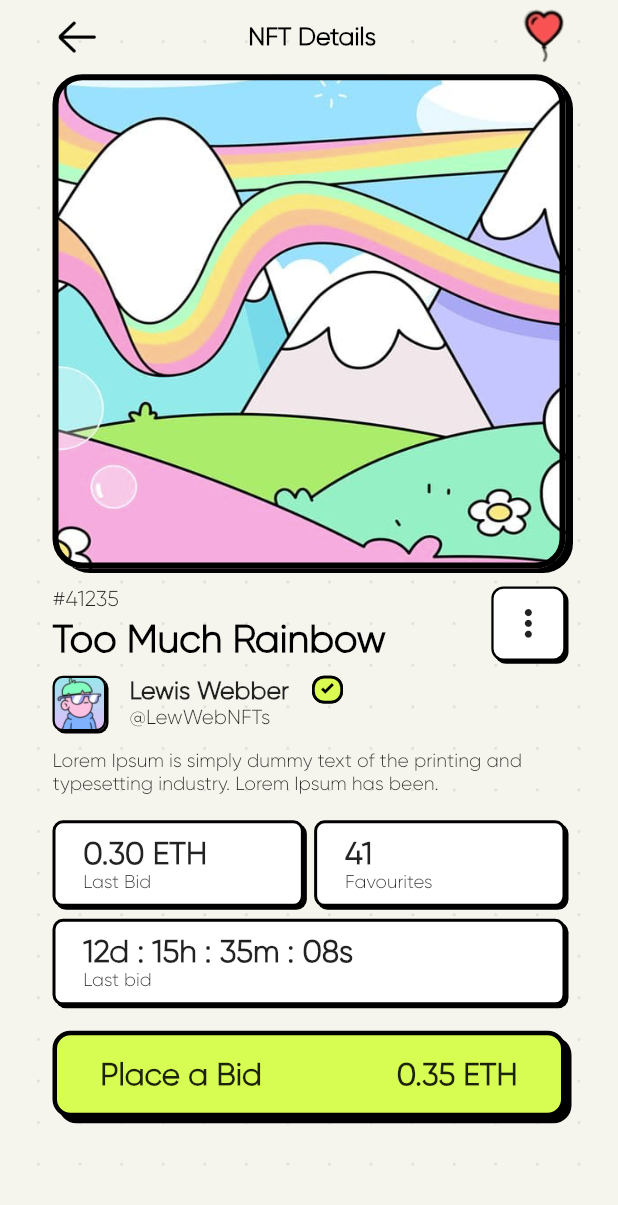
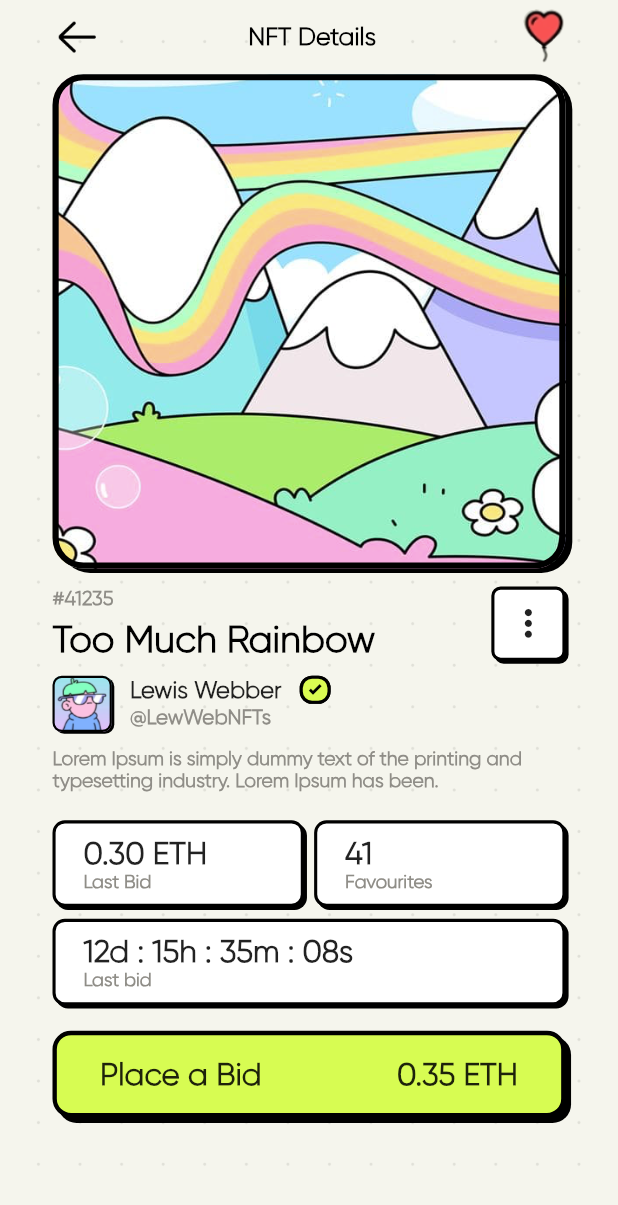
Before and after one commit to oberdancunha/flutter-neubrutalism-nft-marketplace, a Flutter app: the screen it shows after launch, on a phone screen of 412 x 824 dp. Shown: the top 1205 px of the screen. Run offline on Flutter 3.47's test engine with Material 2 defaults, Android fonts, the phone set to English and light mode, and no system bars; project files that could hold a hidden picture were left out.

Commit message:
Update measurements of project components.

```diff
--- a/lib/components/bid/bid_button_widget.dart
+++ b/lib/components/bid/bid_button_widget.dart
@@ -14,9 +14,12 @@ class BidButtonwidget extends StatelessWidget {
   Widget build(BuildContext context) => UIContainer(
         height: MediaQuery.sizeOf(context).height * 0.07,
         width: width,
-        radius: 12,
-        borderWidth: 3,
-        shadow: const Offset(4, 4),
+        radius: MediaQuery.sizeOf(context).width * 0.03,
+        borderWidth: MediaQuery.sizeOf(context).width * 0.007,
+        shadow: Offset(
+          MediaQuery.sizeOf(context).width * 0.009,
+          MediaQuery.sizeOf(context).width * 0.009,
+        ),
         backgroundColor: const Color(0XFFD7FC52),
         child: Padding(
           padding: EdgeInsets.symmetric(
--- a/lib/components/bid/bid_data_widget.dart
+++ b/lib/components/bid/bid_data_widget.dart
@@ -18,9 +18,12 @@ class BidDataWidget extends StatelessWidget {
   Widget build(BuildContext context) => UIContainer(
         height: MediaQuery.sizeOf(context).height * 0.07,
         width: width,
-        radius: 7,
-        borderWidth: 2,
-        shadow: const Offset(2, 2),
+        radius: MediaQuery.sizeOf(context).width * 0.02,
+        borderWidth: MediaQuery.sizeOf(context).width * 0.005,
+        shadow: Offset(
+          MediaQuery.sizeOf(context).width * 0.005,
+          MediaQuery.sizeOf(context).width * 0.005,
+        ),
         child: Padding(
           padding: EdgeInsets.only(
             left: MediaQuery.sizeOf(context).width * 0.045,
@@ -38,10 +41,9 @@ class BidDataWidget extends StatelessWidget {
               ),
               Text(
                 label,
-                style: TextStyle(
-                  fontSize: MediaQuery.sizeOf(context).width * 0.03,
-                  color: Theme.of(context).textTheme.displaySmall!.backgroundColor,
-                ),
+                style: Theme.of(context).textTheme.displaySmall!.copyWith(
+                      fontSize: MediaQuery.sizeOf(context).width * 0.03,
+                    ),
               ),
             ],
           ),
--- a/lib/components/button_options_widget.dart
+++ b/lib/components/image/button_options_widget.dart
@@ -1,6 +1,6 @@
 import 'package:flutter/material.dart';
 
-import '../ui_widgets/ui_container.dart';
+import '../../ui_widgets/ui_container.dart';
 
 class ButtonOptionsWidget extends StatelessWidget {
   const ButtonOptionsWidget({super.key});
@@ -10,9 +10,12 @@ class ButtonOptionsWidget extends StatelessWidget {
         builder: (_, constraints) => UIContainer(
           height: constraints.maxHeight,
           width: MediaQuery.sizeOf(context).width * 0.12,
-          radius: 8,
-          borderWidth: 1.5,
-          shadow: const Offset(2, 2),
+          radius: MediaQuery.sizeOf(context).width * 0.015,
+          borderWidth: MediaQuery.sizeOf(context).width * 0.005,
+          shadow: Offset(
+            MediaQuery.sizeOf(context).width * 0.005,
+            MediaQuery.sizeOf(context).width * 0.005,
+          ),
           child: Icon(
             Icons.more_vert_rounded,
             size: MediaQuery.sizeOf(context).width * 0.07,
--- a/lib/components/image/image_title_button_options_widget.dart
+++ b/lib/components/image/image_title_button_options_widget.dart
@@ -1,6 +1,6 @@
 import 'package:flutter/material.dart';
 
-import '../button_options_widget.dart';
+import 'button_options_widget.dart';
 import 'image_title_widget.dart';
 
 class ImageTitleButtonOptionsWidget extends StatelessWidget {
--- a/lib/components/image/image_title_widget.dart
+++ b/lib/components/image/image_title_widget.dart
@@ -10,15 +10,14 @@ class ImageTitleWidget extends StatelessWidget {
         children: [
           Text(
             '#41235',
-            style: TextStyle(
-              fontSize: MediaQuery.sizeOf(context).width * 0.035,
-              color: Theme.of(context).textTheme.displaySmall!.backgroundColor,
-            ),
+            style: Theme.of(context).textTheme.displaySmall!.copyWith(
+                  fontSize: MediaQuery.sizeOf(context).width * 0.032,
+                ),
           ),
           Text(
             'Too Much Rainbow',
             style: TextStyle(
-              fontSize: MediaQuery.sizeOf(context).width * 0.062,
+              fontSize: MediaQuery.sizeOf(context).width * 0.06,
               color: Colors.black,
               fontWeight: FontWeight.w700,
             ),
--- a/lib/components/image/rainbow_image_widget.dart
+++ b/lib/components/image/rainbow_image_widget.dart
@@ -9,9 +9,12 @@ class RainbowImageWidget extends StatelessWidget {
   Widget build(BuildContext context) => UIContainerImage(
         height: MediaQuery.sizeOf(context).height * 0.4,
         width: MediaQuery.sizeOf(context).width,
-        radius: 20,
-        borderWidth: 4,
-        shadow: const Offset(5, 3),
+        radius: MediaQuery.sizeOf(context).width * 0.05,
+        borderWidth: MediaQuery.sizeOf(context).width * 0.01,
+        shadow: Offset(
+          MediaQuery.sizeOf(context).width * 0.011,
+          MediaQuery.sizeOf(context).width * 0.007,
+        ),
         image: 'assets/images/rainbow.png',
       );
 }
--- a/lib/components/user/user_avatar_widget.dart
+++ b/lib/components/user/user_avatar_widget.dart
@@ -11,10 +11,13 @@ class UserAvatarWidget extends StatelessWidget {
   Widget build(BuildContext context) => LayoutBuilder(
         builder: (_, constraints) => UIContainerImage(
           height: constraints.maxHeight,
-          width: MediaQuery.sizeOf(context).width * 0.087,
-          radius: 7,
-          borderWidth: 1.5,
-          shadow: const Offset(1.5, 1.5),
+          width: MediaQuery.sizeOf(context).width * 0.096,
+          radius: MediaQuery.sizeOf(context).width * 0.015,
+          borderWidth: MediaQuery.sizeOf(context).width * 0.0035,
+          shadow: Offset(
+            MediaQuery.sizeOf(context).width * 0.004,
+            MediaQuery.sizeOf(context).width * 0.003,
+          ),
           image: 'assets/images/lewis_webber.png',
         ),
       );
--- a/lib/components/user/user_checked_widget.dart
+++ b/lib/components/user/user_checked_widget.dart
@@ -11,8 +11,8 @@ class UserCheckedWidget extends StatelessWidget {
         builder: (_, constraints) => UIContainer(
           height: constraints.maxHeight * 0.5,
           width: MediaQuery.sizeOf(context).width * 0.05,
-          radius: 8,
-          borderWidth: 1.8,
+          radius: MediaQuery.sizeOf(context).width * 0.02,
+          borderWidth: MediaQuery.sizeOf(context).width * 0.005,
           shadow: Offset.zero,
           backgroundColor: const Color(0XFFDAFB52),
           child: Icon(
--- a/lib/components/user/user_description_widget.dart
+++ b/lib/components/user/user_description_widget.dart
@@ -8,10 +8,9 @@ class UserDescriptionWidget extends StatelessWidget {
         width: MediaQuery.sizeOf(context).width * 0.78,
         child: Text(
           'Lorem Ipsum is simply dummy text of the printing and typesetting industry. Lorem Ipsum has been.',
-          style: TextStyle(
-            fontSize: MediaQuery.sizeOf(context).width * 0.031,
-            color: Theme.of(context).textTheme.displaySmall!.backgroundColor,
-          ),
+          style: Theme.of(context).textTheme.displaySmall!.copyWith(
+                fontSize: MediaQuery.sizeOf(context).width * 0.031,
+              ),
         ),
       );
 }
--- a/lib/components/user/user_identify_widget.dart
+++ b/lib/components/user/user_identify_widget.dart
@@ -11,15 +11,15 @@ class UserIdentifyWidget extends StatelessWidget {
           Text(
             'Lewis Webber',
             style: TextStyle(
-              fontSize: MediaQuery.sizeOf(context).width * 0.04,
+              fontSize: MediaQuery.sizeOf(context).width * 0.038,
               fontWeight: FontWeight.w700,
             ),
           ),
           Text(
             '@LewWebNFTs',
-            style: TextStyle(
-              fontSize: MediaQuery.sizeOf(context).width * 0.033,
-            ),
+            style: Theme.of(context).textTheme.displaySmall!.copyWith(
+                  fontSize: MediaQuery.sizeOf(context).width * 0.033,
+                ),
           ),
         ],
       );
--- a/lib/components/user/user_widget.dart
+++ b/lib/components/user/user_widget.dart
@@ -16,8 +16,8 @@ class UserWidget extends StatelessWidget {
           crossAxisAlignment: CrossAxisAlignment.start,
           children: [
             SizedBox(
-              height: MediaQuery.sizeOf(context).width * 0.09,
-              width: MediaQuery.sizeOf(context).width * 0.47,
+              height: MediaQuery.sizeOf(context).width * 0.091,
+              width: MediaQuery.sizeOf(context).width * 0.45,
               child: const Row(
                 mainAxisAlignment: MainAxisAlignment.spaceBetween,
                 crossAxisAlignment: CrossAxisAlignment.start,
@@ -28,7 +28,7 @@ class UserWidget extends StatelessWidget {
                 ],
               ),
             ),
-            const SizedBox(height: 12),
+            const SizedBox(height: 10),
             const Expanded(
               child: UserDescriptionWidget(),
             ),
--- a/lib/theme.dart
+++ b/lib/theme.dart
@@ -5,7 +5,8 @@ ThemeData get theme => ThemeData(
       brightness: Brightness.light,
       textTheme: const TextTheme(
         displaySmall: TextStyle(
-          color: Color(0XFF7F7D78),
+          color: Color.fromARGB(255, 143, 141, 135),
+          fontWeight: FontWeight.w700,
         ),
       ),
     );
```
Also changed, not shown: assets/images/rainbow.png.
